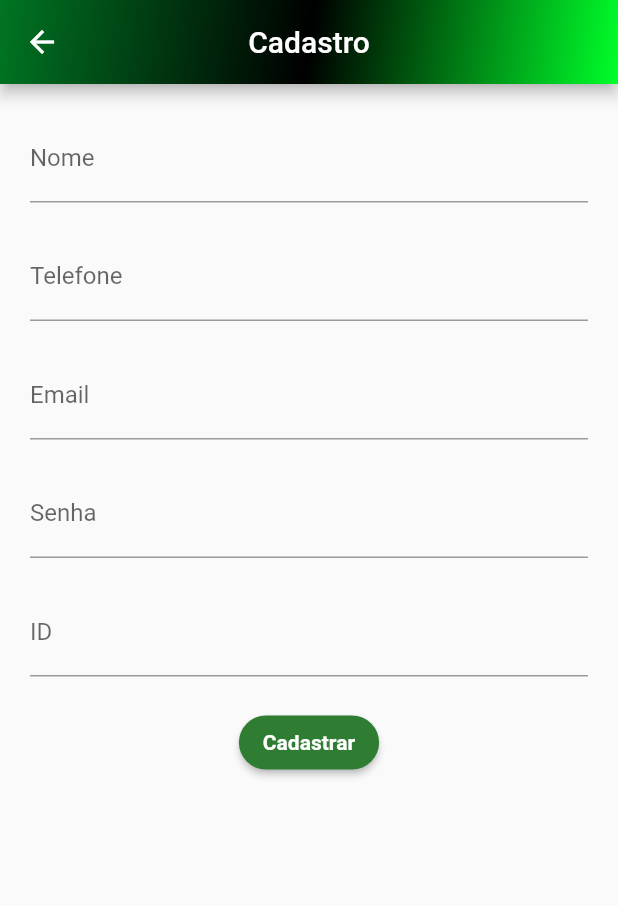
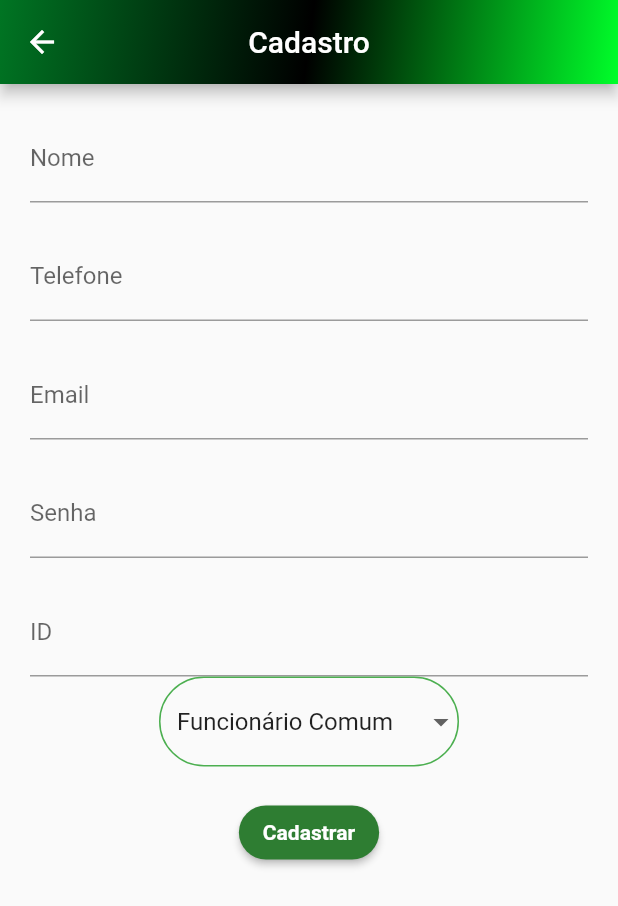
Before and after one commit to GFRrank/projeto_validad, a Flutter app: the CadastroApp screen opened by its route, on a phone screen of 412 x 824 dp. Shown: the top 906 px of the screen. Run offline on Flutter 3.47's test engine with Material 2 defaults, Android fonts, the phone set to English and light mode, and no system bars; our stand-ins replace cloud_firestore, device_preview, firebase_auth, firebase_core, firebase_database; missing offline and left inert: spreadsheet_decoder; accounts and stored records are empty; network calls fail.

```diff
--- a/lib/main.dart
+++ b/lib/main.dart
@@ -1,7 +1,6 @@
 import 'package:flutter/material.dart';
 import 'package:projeto_valid/view/Cadastro/CadastroApp.dart';
 import 'package:device_preview/device_preview.dart';
-import 'package:projeto_valid/view/Cadastro/CadastroApp.dart';
 import 'package:projeto_valid/view/Login/Login_view.dart';
 import 'package:projeto_valid/view/Login/EsqueceuSenha_view.dart';
 import 'package:projeto_valid/view/Cadastro/Cadastro_Func_view.dart';
--- a/lib/view/Cadastro/CadastroApp.dart
+++ b/lib/view/Cadastro/CadastroApp.dart
@@ -1,6 +1,7 @@
 import 'package:flutter/material.dart';
 import '../../controller/login_controller.dart';
 import '../../main.dart';
+import 'package:projeto_valid/view/Cadastro/Autentifica%C3%A7%C3%A3o_view.dart';
 
 class CadastroApp extends StatefulWidget {
   const CadastroApp({super.key});
@@ -13,7 +14,14 @@ class _CadastroAppState extends State<CadastroApp> {
   var txtNome = TextEditingController();
   var txtPhone = TextEditingController();
   var txtSenha = TextEditingController();
-  var txtID =    TextEditingController();
+  var txtID    = TextEditingController();
+  var txtCargo = TextEditingController();
+  var txtSetor = TextEditingController();
+  var txtLoja =  TextEditingController();
+
+   List<String> Cargos = ['Funcionário Comum', 'Gerente'];
+  String? CargoSelecionado = 'Funcionário Comum';
+
 
   @override
   Widget build(BuildContext context) {
@@ -63,6 +71,24 @@ class _CadastroAppState extends State<CadastroApp> {
               obscureText: true,
             ),
           ),
+          SizedBox(
+                width: 200,
+                height: 60,
+                child: DropdownButtonFormField(
+                  decoration: InputDecoration(
+                    enabledBorder: OutlineInputBorder(
+                      borderRadius: BorderRadius.circular(32),
+                      borderSide: BorderSide(color: Colors.green),
+                    ),
+                  ),
+                  value: CargoSelecionado,
+                  items: Cargos.map((cargo) => DropdownMenuItem(
+                    value: cargo,
+                    child: Text(cargo),
+                    )).toList(),
+                  onChanged: (cargo) => setState(() => CargoSelecionado = cargo),
+                  ),
+              ),
           Padding(
             padding: EdgeInsets.only(left: 20, right: 20, top: 20),
             child: ElevatedButton(
@@ -72,7 +98,14 @@ class _CadastroAppState extends State<CadastroApp> {
                   txtNome.text,
                   txtEmail.text,
                   txtSenha.text,
+                  txtID.text,
+                  txtPhone.text,
+                  txtLoja.text,
+                  txtCargo.text,
+                  txtSetor.text,
                 );
+
+
                 Navigator.pushReplacementNamed(context, 'Login');
               },
               style: ElevatedButton.styleFrom(
--- a/lib/view/Excel/Produtos_view.dart
+++ b/lib/view/Excel/Produtos_view.dart
@@ -239,7 +239,8 @@ class _ProdutosState extends State<Produtos> with AutomaticKeepAliveClientMixin
   }
 }
 
-/*StreamBuilder<QuerySnapshot>(
+/*
+StreamBuilder<QuerySnapshot>(
   stream: _productsStream,
   builder: (BuildContext context, AsyncSnapshot<QuerySnapshot> snapshot) {
     if (snapshot.hasError) {
```
Also changed, not shown: lib/controller/login_controller.dart (+33 -12 lines), lib/view/Cadastro/Autentificação_view.dart (+13 -9 lines), lib/view/Sobre/Configurações_view.dart (+5 -4 lines).
